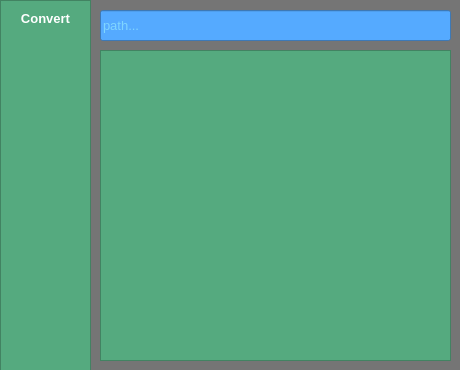
Above: imgrymainwindow.ui from trebron21/ImgRy before the change. Below: the same form after it.
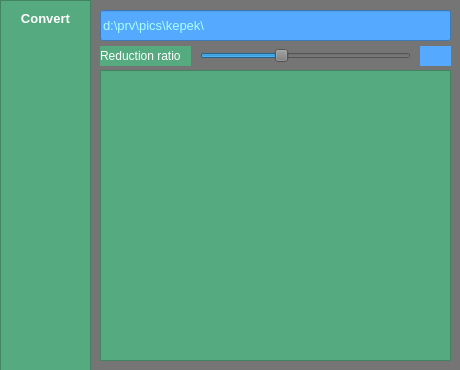
That is the form after the change.

Patch:
```diff
--- a/imgrymainwindow.ui
+++ b/imgrymainwindow.ui
@@ -68,9 +68,9 @@
     <property name="geometry">
      <rect>
       <x>100</x>
-      <y>50</y>
+      <y>70</y>
       <width>351</width>
-      <height>311</height>
+      <height>291</height>
      </rect>
     </property>
     <property name="styleSheet">
@@ -100,7 +100,7 @@
      <string/>
     </property>
     <property name="text">
-     <string/>
+     <string>d:\prv\pics\kepek\</string>
     </property>
     <property name="echoMode">
      <enum>QLineEdit::Normal</enum>
@@ -135,6 +135,86 @@
      <enum>QFrame::Raised</enum>
     </property>
    </widget>
+   <widget class="QSlider" name="horizontalSlider">
+    <property name="geometry">
+     <rect>
+      <x>200</x>
+      <y>48</y>
+      <width>211</width>
+      <height>16</height>
+     </rect>
+    </property>
+    <property name="autoFillBackground">
+     <bool>false</bool>
+    </property>
+    <property name="inputMethodHints">
+     <set>Qt::ImhNone</set>
+    </property>
+    <property name="minimum">
+     <number>2</number>
+    </property>
+    <property name="maximum">
+     <number>10</number>
+    </property>
+    <property name="sliderPosition">
+     <number>5</number>
+    </property>
+    <property name="tracking">
+     <bool>true</bool>
+    </property>
+    <property name="orientation">
+     <enum>Qt::Horizontal</enum>
+    </property>
+    <property name="invertedAppearance">
+     <bool>false</bool>
+    </property>
+    <property name="invertedControls">
+     <bool>false</bool>
+    </property>
+    <property name="tickPosition">
+     <enum>QSlider::NoTicks</enum>
+    </property>
+    <property name="tickInterval">
+     <number>1</number>
+    </property>
+   </widget>
+   <widget class="QLabel" name="ratioLabel">
+    <property name="geometry">
+     <rect>
+      <x>420</x>
+      <y>46</y>
+      <width>31</width>
+      <height>20</height>
+     </rect>
+    </property>
+    <property name="styleSheet">
+     <string notr="true">color: rgb(170, 255, 255);
+background-color: rgb(85, 170, 255)</string>
+    </property>
+    <property name="text">
+     <string/>
+    </property>
+    <property name="alignment">
+     <set>Qt::AlignCenter</set>
+    </property>
+   </widget>
+   <widget class="QLabel" name="label">
+    <property name="geometry">
+     <rect>
+      <x>100</x>
+      <y>46</y>
+      <width>91</width>
+      <height>20</height>
+     </rect>
+    </property>
+    <property name="styleSheet">
+     <string notr="true">color: rgb(255, 255, 255);
+background-color: rgb(85, 170, 127);</string>
+    </property>
+    <property name="text">
+     <string>Reduction ratio</string>
+    </property>
+   </widget>
    <zorder>frame</zorder>
    <zorder>btnConvert</zorder>
    <zorder>traceViewer</zorder>
```
Left out of the diff: 5 changed lines with no effect on the pictures.
